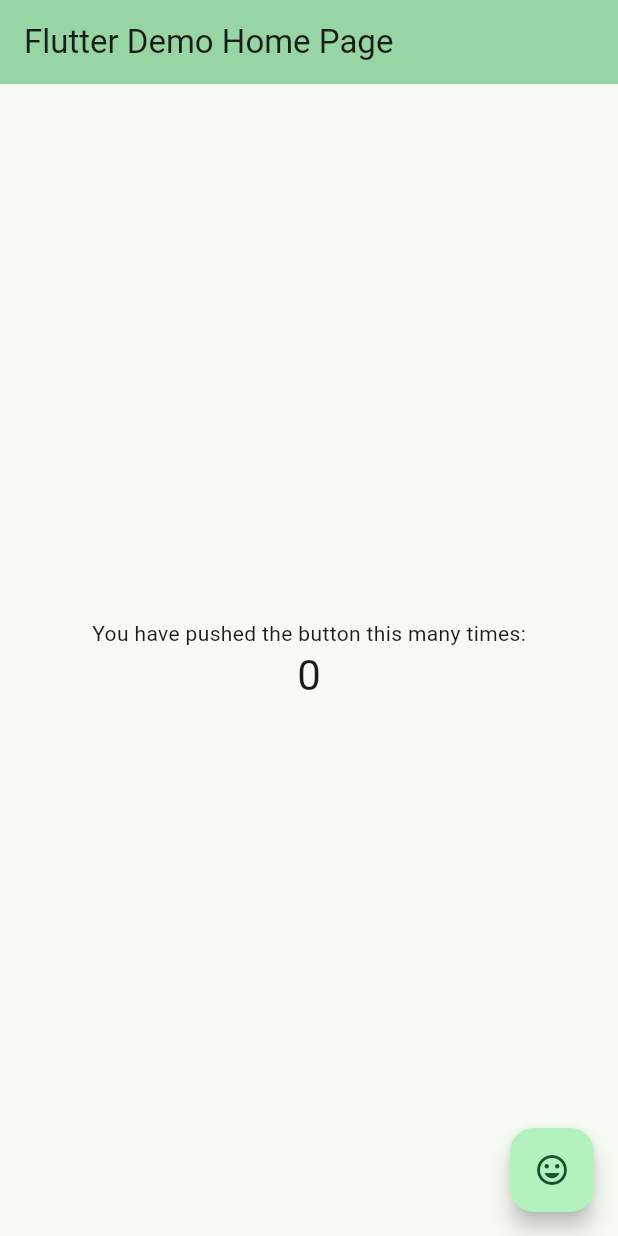
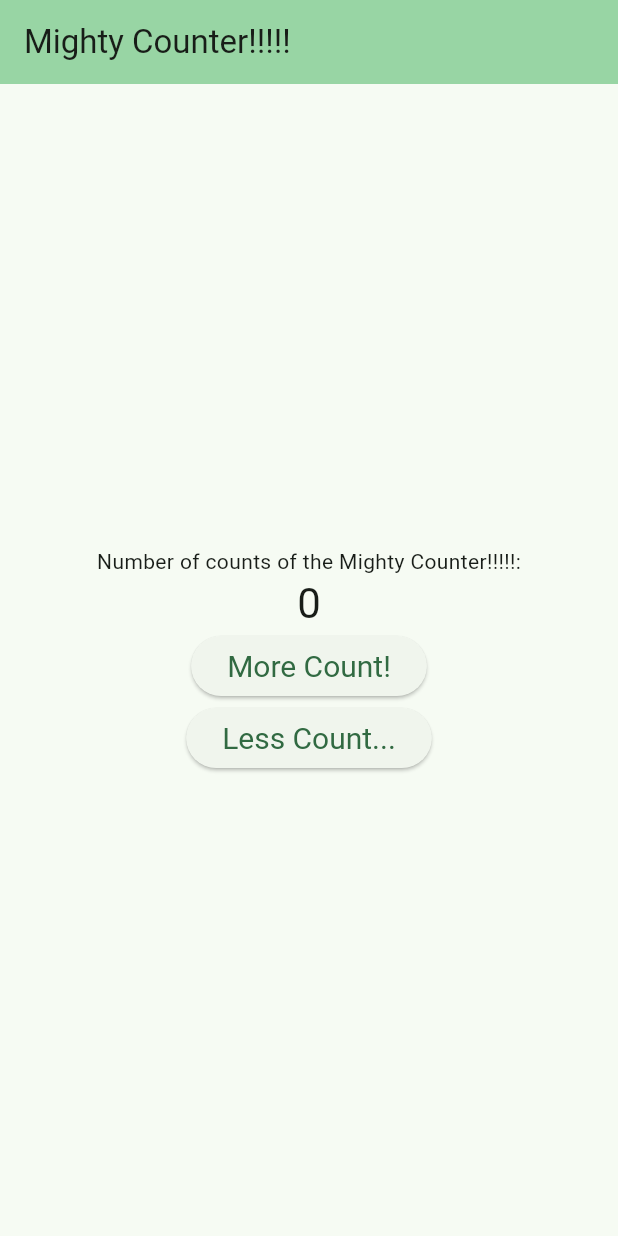
Before and after one commit to 404thecomputer/click-me, a Flutter app: the screen it shows after launch, on a phone screen of 412 x 824 dp. Run offline on Flutter 3.47's test engine with Material 3 defaults, Android fonts, the phone set to English and light mode, and no system bars.

Commit message:
Increment & Decrement Elevated Buttons
Switched out the Floating Action Button in exchange for two elevated buttons that add and subtract from the counter. Also sorry if my github looks weird with the branches and stuff--I'm still getting the hang of this.

```diff
--- a/test_drive/lib/main.dart
+++ b/test_drive/lib/main.dart
@@ -31,7 +31,7 @@ class MyApp extends StatelessWidget {
         colorScheme: ColorScheme.fromSeed(seedColor: const Color.fromARGB(255, 0, 255, 136)),
         useMaterial3: true,
       ),
-      home: const MyHomePage(title: 'Flutter Demo Home Page'),
+      home: const MyHomePage(title: 'Mighty Counter!!!!!'),
     );
   }
 }
@@ -68,6 +68,17 @@ class _MyHomePageState extends State<MyHomePage> {
     });
   }
 
+    void _decrementCounter() {
+    setState(() {
+      // This call to setState tells the Flutter framework that something has
+      // changed in this State, which causes it to rerun the build method below
+      // so that the display can reflect the updated values. If we changed
+      // _counter without calling setState(), then the build method would not be
+      // called again, and so nothing would appear to happen.
+      _counter--;
+    });
+  }
+
   @override
   Widget build(BuildContext context) {
     // This method is rerun every time setState is called, for instance as done
@@ -76,6 +87,8 @@ class _MyHomePageState extends State<MyHomePage> {
     // The Flutter framework has been optimized to make rerunning build methods
     // fast, so that you can just rebuild anything that needs updating rather
     // than having to individually change instances of widgets.
+    final ButtonStyle style =
+        ElevatedButton.styleFrom(textStyle: const TextStyle(fontSize: 20));
     return Scaffold(
       appBar: AppBar(
         // TRY THIS: Try changing the color here to a specific color (to
@@ -106,20 +119,26 @@ class _MyHomePageState extends State<MyHomePage> {
           mainAxisAlignment: MainAxisAlignment.center,
           children: <Widget>[
             const Text(
-              'You have pushed the button this many times:',
+              'Number of counts of the Mighty Counter!!!!!:',
             ),
             Text(
               '$_counter',
               style: Theme.of(context).textTheme.headlineMedium,
             ),
+            ElevatedButton(
+            style: style,
+            onPressed: _incrementCounter,
+            child: const Text('More Count!'),
+          ),
+          const SizedBox(height: 0),
+          ElevatedButton(
+            style: style,
+            onPressed: _decrementCounter,
+            child: const Text('Less Count...'),
+          ),
           ],
         ),
       ),
-      floatingActionButton: FloatingActionButton(
-        onPressed: _incrementCounter,
-        tooltip: 'Increment',
-        child: const Icon(Icons.mood),
-      ), // This trailing comma makes auto-formatting nicer for build methods.
     );
   }
 }
```
